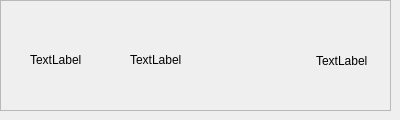
Qt form qt/custom_list_widget_item/mylistwidgetitem.ui (hexu1985/demo_code) before a commit.
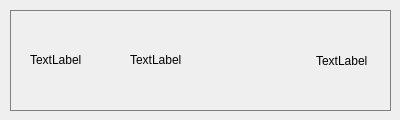
The same form after that commit.

```diff
--- a/qt/custom_list_widget_item/mylistwidgetitem.ui
+++ b/qt/custom_list_widget_item/mylistwidgetitem.ui
@@ -39,22 +39,6 @@
     <string>TextLabel</string>
    </property>
   </widget>
-  <widget class="QFrame" name="frame">
-   <property name="geometry">
-    <rect>
-     <x>0</x>
-     <y>0</y>
-     <width>391</width>
-     <height>111</height>
-    </rect>
-   </property>
-   <property name="frameShape">
-    <enum>QFrame::StyledPanel</enum>
-   </property>
-   <property name="frameShadow">
-    <enum>QFrame::Raised</enum>
-   </property>
-  </widget>
   <widget class="QLabel" name="label_test">
    <property name="geometry">
     <rect>
@@ -68,10 +52,33 @@
     <string>TextLabel</string>
    </property>
   </widget>
-  <zorder>frame</zorder>
-  <zorder>label_image</zorder>
-  <zorder>label_path</zorder>
-  <zorder>label_test</zorder>
+  <widget class="QPushButton" name="pushButton">
+   <property name="geometry">
+    <rect>
+     <x>10</x>
+     <y>10</y>
+     <width>381</width>
+     <height>101</height>
+    </rect>
+   </property>
+   <property name="styleSheet">
+    <string notr="true">QPushButton { 
+	background-color: rgba(0,0,0,0);
+	border:1px solid gray;
+}
+
+QPushButton:pressed
+{
+    background-color:rgba(0,0,0,0);
+    padding-left:0px;
+    padding-top:0px;
+}
+</string>
+   </property>
+   <property name="text">
+    <string/>
+   </property>
+  </widget>
  </widget>
  <resources/>
  <connections/>
```
